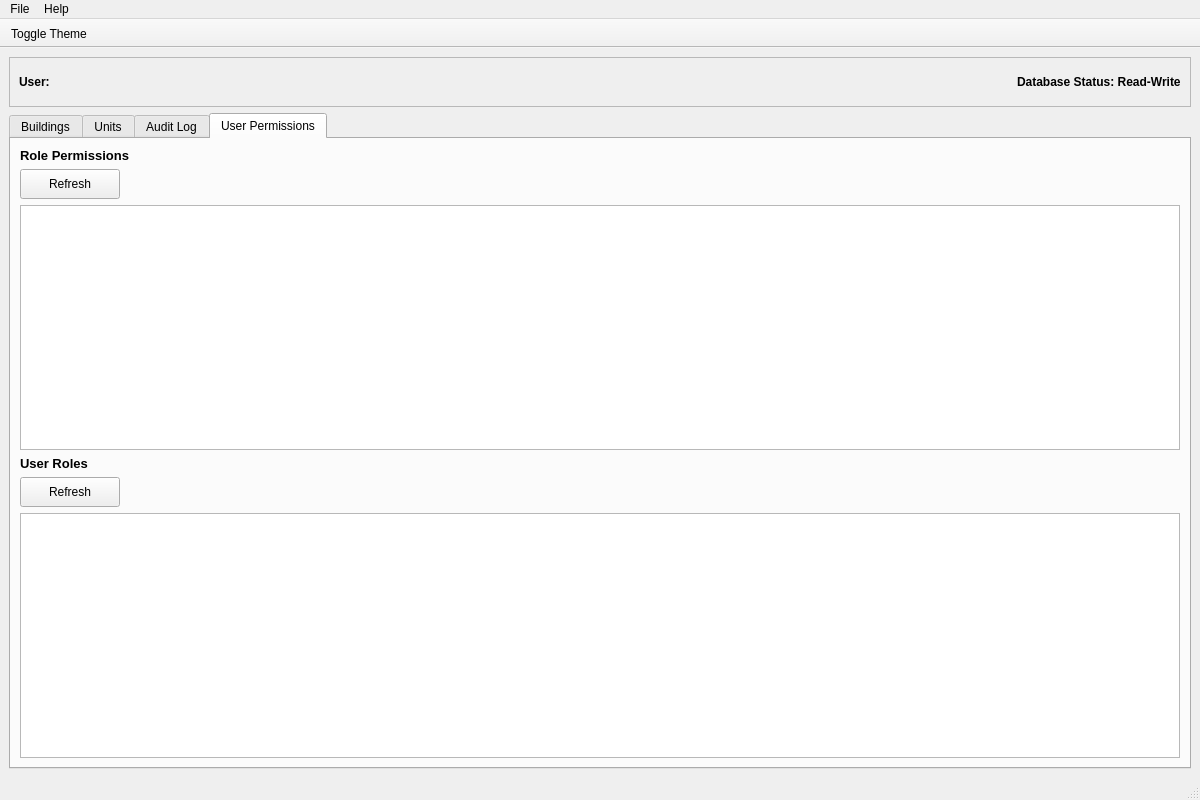
Old version of the form ui/main_window.ui in the repository simoPh83/weeklyreport.
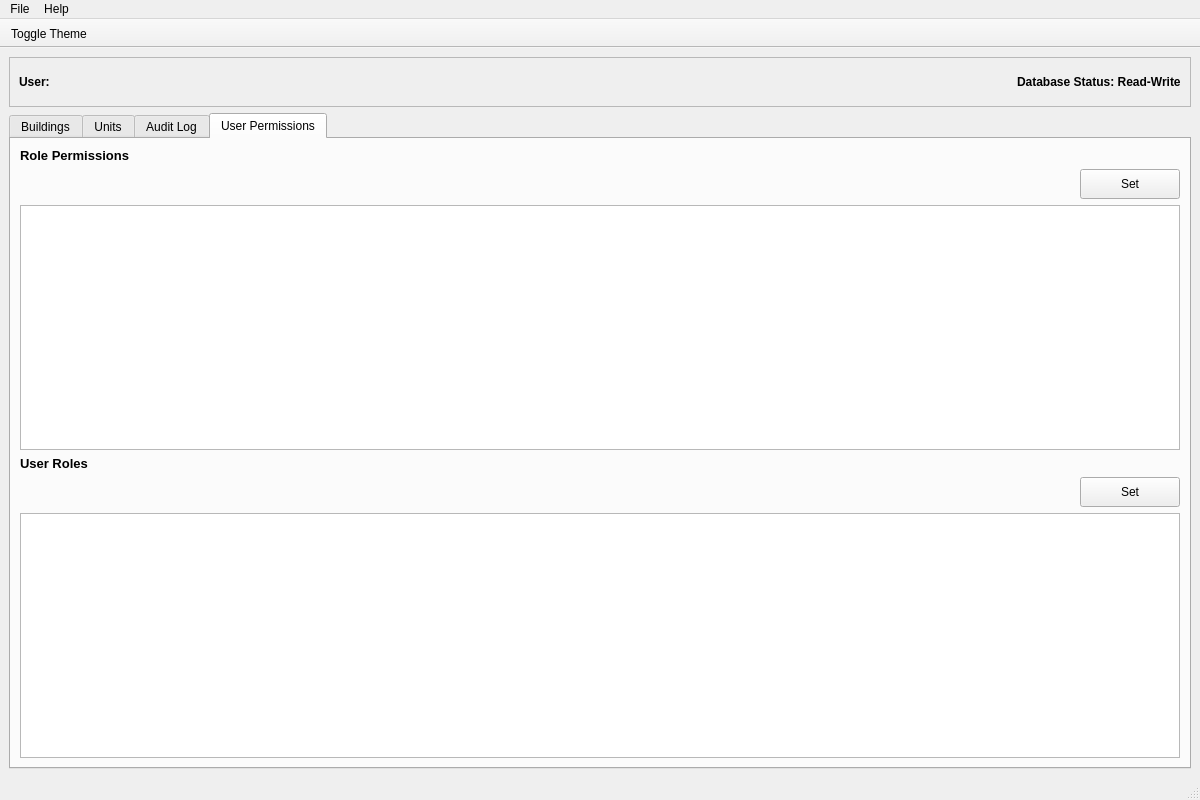
New version of the form. The open tabs and pages were chosen to show the change.

```diff
--- a/ui/main_window.ui
+++ b/ui/main_window.ui
@@ -428,19 +428,6 @@
         </item>
         <item>
          <layout class="QHBoxLayout" name="rolePermissionsToolbarLayout">
-          <item>
-           <widget class="QPushButton" name="refreshRolePermissionsButton">
-            <property name="text">
-             <string>Refresh</string>
-            </property>
-            <property name="minimumSize">
-             <size>
-              <width>100</width>
-              <height>30</height>
-             </size>
-            </property>
-           </widget>
-          </item>
           <item>
            <spacer name="rolePermissionsToolbarSpacer">
             <property name="orientation">
@@ -454,6 +441,19 @@
             </property>
            </spacer>
           </item>
+          <item>
+           <widget class="QPushButton" name="setRolePermissionsButton">
+            <property name="text">
+             <string>Set</string>
+            </property>
+            <property name="minimumSize">
+             <size>
+              <width>100</width>
+              <height>30</height>
+             </size>
+            </property>
+           </widget>
+          </item>
          </layout>
         </item>
         <item>
@@ -482,19 +482,6 @@
         </item>
         <item>
          <layout class="QHBoxLayout" name="userRolesToolbarLayout">
-          <item>
-           <widget class="QPushButton" name="refreshUserRolesButton">
-            <property name="text">
-             <string>Refresh</string>
-            </property>
-            <property name="minimumSize">
-             <size>
-              <width>100</width>
-              <height>30</height>
-             </size>
-            </property>
-           </widget>
-          </item>
           <item>
            <spacer name="userRolesToolbarSpacer">
             <property name="orientation">
@@ -508,6 +495,19 @@
             </property>
            </spacer>
           </item>
+          <item>
+           <widget class="QPushButton" name="setUserRolesButton">
+            <property name="text">
+             <string>Set</string>
+            </property>
+            <property name="minimumSize">
+             <size>
+              <width>100</width>
+              <height>30</height>
+             </size>
+            </property>
+           </widget>
+          </item>
          </layout>
         </item>
         <item>
```
